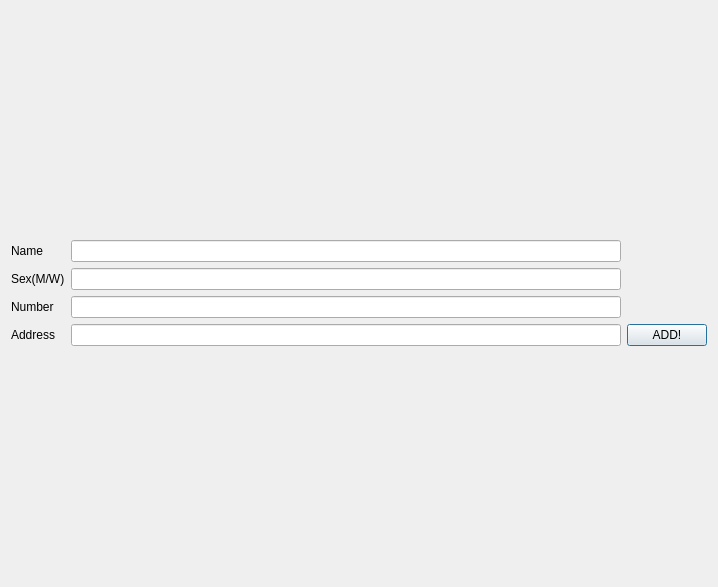
First picture: the form in add_newwindow.ui, repository minseokkim27/2mygit, before the edit.
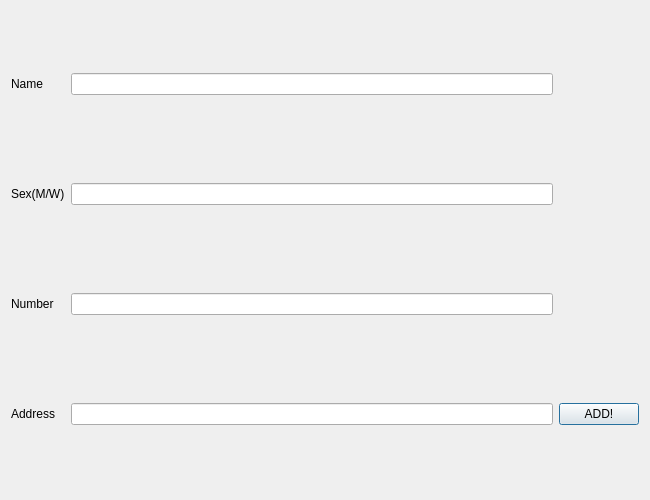
Second picture: the form after the edit.

Commit message: QT_address기능구현/최적화

Diff of the .ui file:
```diff
--- a/add_newwindow.ui
+++ b/add_newwindow.ui
@@ -6,8 +6,8 @@
    <rect>
     <x>0</x>
     <y>0</y>
-    <width>718</width>
-    <height>587</height>
+    <width>650</width>
+    <height>500</height>
    </rect>
   </property>
   <property name="windowTitle">
@@ -16,12 +16,8 @@
   <layout class="QVBoxLayout" name="verticalLayout">
    <item>
     <layout class="QGridLayout" name="gridLayout">
-     <item row="3" column="3">
-      <widget class="QPushButton" name="pushButton_Address">
-       <property name="text">
-        <string>ADD!</string>
-       </property>
-      </widget>
+     <item row="2" column="2">
+      <widget class="QLineEdit" name="lineEdit_Sex"/>
      </item>
      <item row="0" column="0">
       <widget class="QLabel" name="label_Name">
@@ -30,33 +26,76 @@
        </property>
       </widget>
      </item>
+     <item row="2" column="0">
+      <widget class="QLabel" name="label_Sex">
+       <property name="text">
+        <string>Sex(M/W)</string>
+       </property>
+      </widget>
+     </item>
      <item row="3" column="2">
+      <spacer name="horizontalSpacer_2">
+       <property name="orientation">
+        <enum>Qt::Horizontal</enum>
+       </property>
+       <property name="sizeHint" stdset="0">
+        <size>
+         <width>40</width>
+         <height>20</height>
+        </size>
+       </property>
+      </spacer>
+     </item>
+     <item row="1" column="2">
+      <spacer name="horizontalSpacer_3">
+       <property name="orientation">
+        <enum>Qt::Horizontal</enum>
+       </property>
+       <property name="sizeHint" stdset="0">
+        <size>
+         <width>40</width>
+         <height>20</height>
+        </size>
+       </property>
+      </spacer>
+     </item>
+     <item row="6" column="2">
       <widget class="QLineEdit" name="lineEdit_Address"/>
      </item>
+     <item row="4" column="2">
+      <widget class="QLineEdit" name="lineEdit_Number"/>
+     </item>
      <item row="0" column="2">
       <widget class="QLineEdit" name="lineEdit_Name"/>
      </item>
-     <item row="2" column="2">
-      <widget class="QLineEdit" name="lineEdit_Number"/>
-     </item>
-     <item row="1" column="2">
-      <widget class="QLineEdit" name="lineEdit_Sex"/>
-     </item>
-     <item row="1" column="0">
-      <widget class="QLabel" name="label_Sex">
+     <item row="6" column="3">
+      <widget class="QPushButton" name="pushButton_Address">
        <property name="text">
-        <string>Sex(M/W)</string>
+        <string>ADD!</string>
        </property>
       </widget>
      </item>
-     <item row="3" column="0">
+     <item row="6" column="0">
       <widget class="QLabel" name="label_Address">
        <property name="text">
         <string>Address</string>
        </property>
       </widget>
      </item>
-     <item row="2" column="0">
+     <item row="5" column="2">
+      <spacer name="horizontalSpacer">
+       <property name="orientation">
+        <enum>Qt::Horizontal</enum>
+       </property>
+       <property name="sizeHint" stdset="0">
+        <size>
+         <width>40</width>
+         <height>20</height>
+        </size>
+       </property>
+      </spacer>
+     </item>
+     <item row="4" column="0">
       <widget class="QLabel" name="label_Number">
        <property name="text">
         <string>Number</string>
```
Left out of the diff: 2 changed lines with no effect on the pictures. The commit also changes 90 other files.
